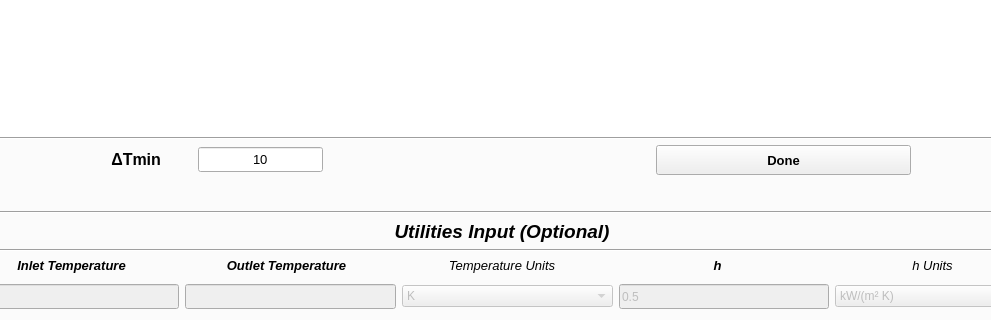
Qt form interface/MPinch.ui (CarlosTadeuVassoler/MPinch) before a commit; both pictures show x 268 to 1259 and y 215 to 535 of the 1540 by 744 pixel window.
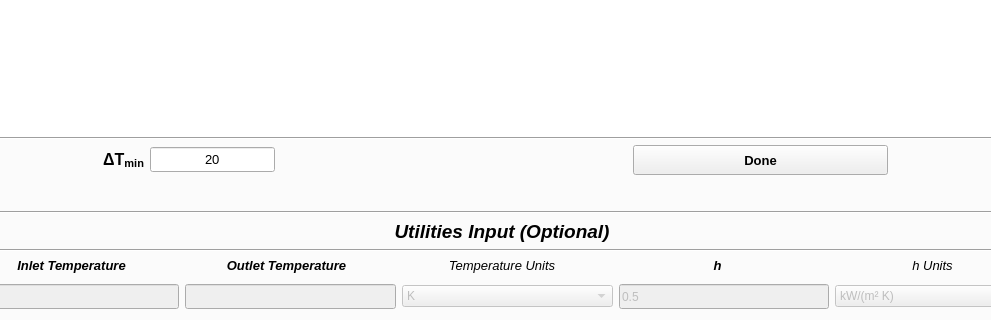
The same form after that commit.

```diff
--- a/interface/MPinch.ui
+++ b/interface/MPinch.ui
@@ -606,7 +606,7 @@
                </font>
               </property>
               <property name="text">
-               <string>       ΔTmin       </string>
+               <string>&lt;html&gt;&lt;head/&gt;&lt;body&gt;&lt;p&gt;       ΔT&lt;span style=&quot; vertical-align:sub;&quot;&gt;min&lt;/span&gt;&lt;/p&gt;&lt;/body&gt;&lt;/html&gt;</string>
               </property>
               <property name="alignment">
                <set>Qt::AlignRight|Qt::AlignTrailing|Qt::AlignVCenter</set>
@@ -634,7 +634,7 @@
                </font>
               </property>
               <property name="text">
-               <string>10</string>
+               <string>20</string>
               </property>
               <property name="alignment">
                <set>Qt::AlignCenter</set>
```
Left out of the diff: 2 changed lines with no effect on the pictures.
